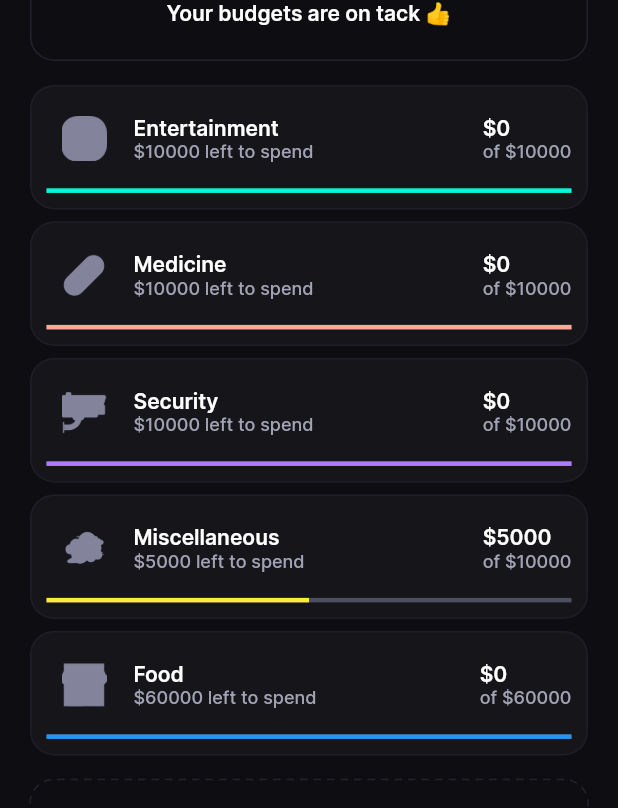
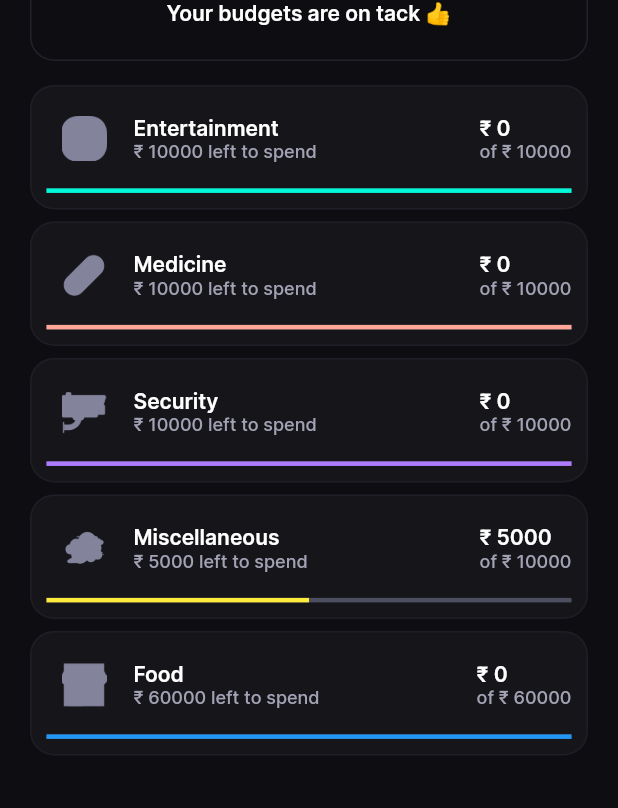
Before and after one commit to adiyadav123/budgetbuddy, a Flutter app: the SpendingBudgetsView screen opened directly, on a phone screen of 412 x 824 dp. Shown: the part 417-1225 px from the top of the screen. Run offline on Flutter 3.47's test engine with Material 3 defaults, Android fonts, the light colour scheme and no system bars; drawn by our look-alikes of dotted_border; our stand-ins replace card_swiper, carousel_slider, firebase_auth, firebase_core, flutter_pw_validator, get and 3 more; missing offline and left inert: calendar_agenda, dart:ffi; accounts and stored records are empty; generated files the repository leaves out were written again.

Commit message:
Update budget calculations and currency symbol

```diff
--- a/lib/common_widget/budgets_row.dart
+++ b/lib/common_widget/budgets_row.dart
@@ -12,8 +12,6 @@ class BudgetsRow extends StatelessWidget {
   Widget build(BuildContext context) {
     var proVal = (double.tryParse(bObj["left_amount"]) ?? 0) /
         (double.tryParse(bObj["total_budget"]) ?? 0);
-
-
 
     return Padding(
       padding: const EdgeInsets.only(bottom: 8),
@@ -61,7 +59,7 @@ class BudgetsRow extends StatelessWidget {
                               fontWeight: FontWeight.w600),
                         ),
                         Text(
-                          "\$${bObj["left_amount"]} left to spend",
+                          "₹ ${bObj["left_amount"]} left to spend",
                           style: TextStyle(
                               color: TColor.gray30,
                               fontSize: 12,
@@ -78,14 +76,14 @@ class BudgetsRow extends StatelessWidget {
                       crossAxisAlignment: CrossAxisAlignment.start,
                       children: [
                         Text(
-                          "\$${bObj["spend_amount"]}",
+                          "₹ ${bObj["spend_amount"]}",
                           style: TextStyle(
                               color: TColor.white,
                               fontSize: 14,
                               fontWeight: FontWeight.w600),
                         ),
                         Text(
-                          "of \$${bObj["total_budget"]}",
+                          "of ₹ ${bObj["total_budget"]}",
                           style: TextStyle(
                               color: TColor.gray30,
                               fontSize: 12,
@@ -99,8 +97,7 @@ class BudgetsRow extends StatelessWidget {
               ),
               LinearProgressIndicator(
                 backgroundColor: TColor.gray60,
-                valueColor:
-                    AlwaysStoppedAnimation(Color(bObj["color"])),
+                valueColor: AlwaysStoppedAnimation(Color(bObj["color"])),
                 minHeight: 3,
                 value: proVal,
               )
--- a/lib/views/login/config.dart
+++ b/lib/views/login/config.dart
@@ -238,17 +238,17 @@ class _ConfigPageState extends State<ConfigPage> {
         {
           "name": "Miscellaneous",
           "icon": "assets/img/housing.png",
-          "total_budget": "${double.parse(budget) * 0.10}",
+          "total_budget": "${double.parse(budget) * 0.60}",
           "spend_amount": "0",
-          "left_amount": "${double.parse(budget) * 0.10}",
+          "left_amount": "${double.parse(budget) * 0.60}",
           "color": Colors.yellow.value
         },
         {
           "name": "Food",
           "icon": "assets/img/store.png",
-          "total_budget": "${double.parse(budget) * 0.60}",
+          "total_budget": "${double.parse(budget) * 0.10}",
           "spend_amount": "0",
-          "left_amount": "${double.parse(budget) * 0.60}",
+          "left_amount": "${double.parse(budget) * 0.10}",
           "color": Colors.blue.value
         }
       ];
--- a/lib/views/spending_budgets/spending_budgets_view.dart
+++ b/lib/views/spending_budgets/spending_budgets_view.dart
@@ -195,46 +195,46 @@ class _SpendingBudgetsViewState extends State<SpendingBudgetsView> {
                     onPressed: () {},
                   );
                 }),
-            Padding(
-              padding: const EdgeInsets.symmetric(horizontal: 20, vertical: 0),
-              child: InkWell(
-                borderRadius: BorderRadius.circular(16),
-                onTap: () {},
-                child: DottedBorder(
-                  dashPattern: const [5, 4],
-                  strokeWidth: 1,
-                  borderType: BorderType.RRect,
-                  radius: const Radius.circular(16),
-                  color: TColor.border.withOpacity(0.1),
-                  child: Container(
-                    height: 64,
-                    padding: const EdgeInsets.all(10),
-                    decoration: BoxDecoration(
-                      borderRadius: BorderRadius.circular(16),
-                    ),
-                    alignment: Alignment.center,
-                    child: Row(
-                      mainAxisAlignment: MainAxisAlignment.center,
-                      children: [
-                        Text(
-                          "Add new category ",
-                          style: TextStyle(
-                              color: TColor.gray30,
-                              fontSize: 14,
-                              fontWeight: FontWeight.w600),
-                        ),
-                        Image.asset(
-                          "assets/img/add.png",
-                          width: 12,
-                          height: 12,
-                          color: TColor.gray30,
-                        )
-                      ],
-                    ),
-                  ),
-                ),
-              ),
-            ),
+            // Padding(
+            //   padding: const EdgeInsets.symmetric(horizontal: 20, vertical: 0),
+            //   child: InkWell(
+            //     borderRadius: BorderRadius.circular(16),
+            //     onTap: () {},
+            //     child: DottedBorder(
+            //       dashPattern: const [5, 4],
+            //       strokeWidth: 1,
+            //       borderType: BorderType.RRect,
+            //       radius: const Radius.circular(16),
+            //       color: TColor.border.withOpacity(0.1),
+            //       child: Container(
+            //         height: 64,
+            //         padding: const EdgeInsets.all(10),
+            //         decoration: BoxDecoration(
+            //           borderRadius: BorderRadius.circular(16),
+            //         ),
+            //         alignment: Alignment.center,
+            //         child: Row(
+            //           mainAxisAlignment: MainAxisAlignment.center,
+            //           children: [
+            //             Text(
+            //               "Add new category ",
+            //               style: TextStyle(
+            //                   color: TColor.gray30,
+            //                   fontSize: 14,
+            //                   fontWeight: FontWeight.w600),
+            //             ),
+            //             Image.asset(
+            //               "assets/img/add.png",
+            //               width: 12,
+            //               height: 12,
+            //               color: TColor.gray30,
+            //             )
+            //           ],
+            //         ),
+            //       ),
+            //     ),
+            //   ),
+            // ),
             const SizedBox(
               height: 110,
             ),
```
